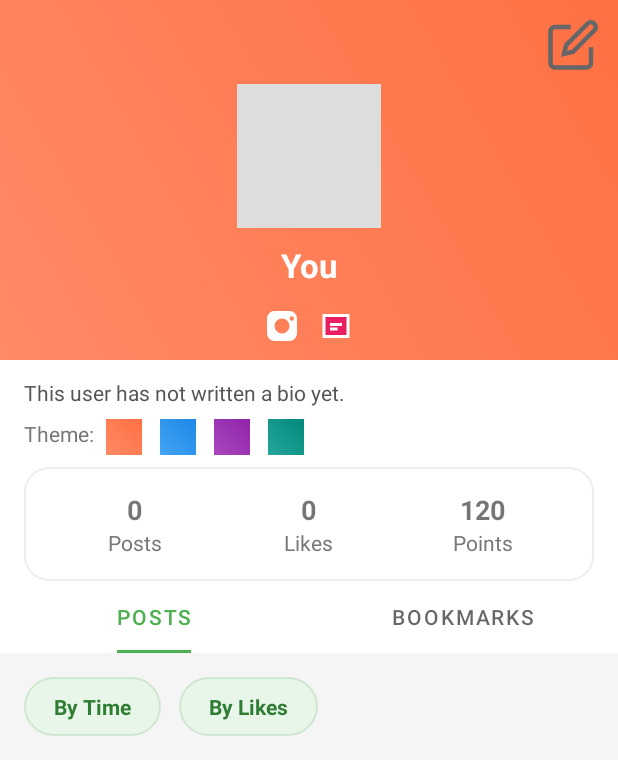
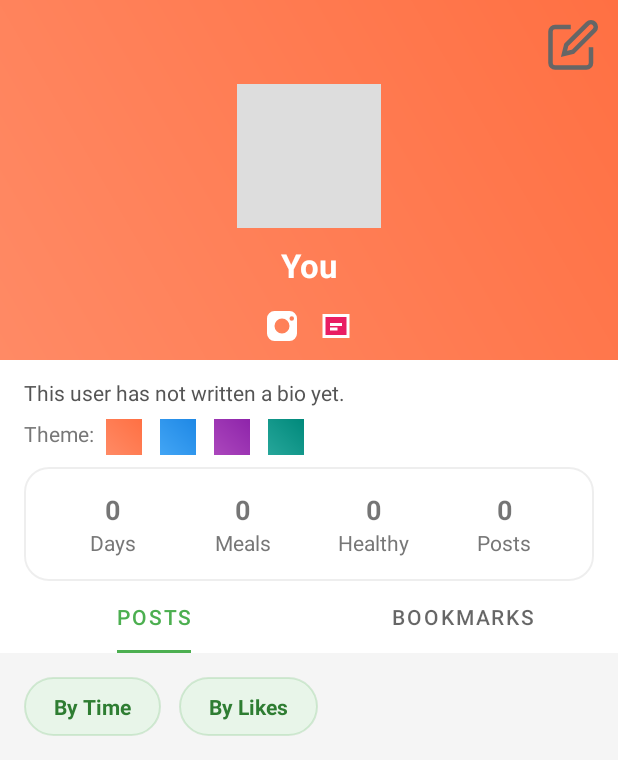
Before and after one commit to ghterlll/myRepo, an Android app: the fragment ProfileFragment shown on its own in the app's theme, on a phone screen of 412 x 824 dp. Shown: the top 775 px of the screen. Run offline under Robolectric (Android 15) with nearby library versions, the phone set to English and light mode, and no system bars; network calls fail; pictures from the network do not load; 4 statements that could not run were skipped.

Commit message:
Add some functions

```diff
--- a/Aura/app/src/main/java/com/aura/starter/MyPostsFragment.java
+++ b/Aura/app/src/main/java/com/aura/starter/MyPostsFragment.java
@@ -15,20 +15,31 @@ import androidx.recyclerview.widget.RecyclerView;
 import androidx.recyclerview.widget.StaggeredGridLayoutManager;
 import com.aura.starter.model.Post;
 import com.aura.starter.network.AuthManager;
+import com.aura.starter.network.PostRepository;
+import com.aura.starter.network.models.PageResponse;
+import com.aura.starter.network.models.PostCardResponse;
 import java.util.ArrayList;
 import java.util.Collections;
 import java.util.Comparator;
 import java.util.List;
+import android.os.Handler;
+import android.os.Looper;
 
 public class MyPostsFragment extends Fragment {
     private FeedViewModel vm;
+    private PostRepository postRepo;
     private List<Post> current = new ArrayList<>();
     private PostAdapter adapter;
     private Long currentUserId;
+    private String currentCursor = null;
+    private boolean hasMorePages = true;
+    private boolean isLoading = false;
+    private final Handler mainHandler = new Handler(Looper.getMainLooper());
 
     @Nullable @Override public View onCreateView(@NonNull LayoutInflater inf, @Nullable ViewGroup c, @Nullable Bundle s){
         View v = inf.inflate(R.layout.fragment_list_posts, c, false);
         vm = new ViewModelProvider(requireActivity()).get(FeedViewModel.class);
+        postRepo = PostRepository.getInstance();
 
         // Get current user ID from AuthManager
         AuthManager authManager = new AuthManager(requireContext());
@@ -62,27 +73,69 @@ public class MyPostsFragment extends Fragment {
         sortTime.setOnClickListener(btn -> sortByTime());
         sortLikes.setOnClickListener(btn -> sortByLikes());
 
-        // Filter posts by current user's authorId
-        vm.getDisplayedPosts().observe(getViewLifecycleOwner(), all -> {
-            List<Post> list = new ArrayList<>();
-            if (all != null && currentUserId != null) {
-                for (Post p : all) {
-                    // Parse author from "UserXXX" format and compare with currentUserId
-                    String authorIdStr = p.author.replace("User", "");
-                    try {
-                        Long authorId = Long.parseLong(authorIdStr);
-                        if (authorId.equals(currentUserId)) {
-                            list.add(p);
-                        }
-                    } catch (NumberFormatException e) {
-                        // Skip posts with invalid author format
+        // Load my posts from backend API
+        loadMyPosts();
+        return v;
+    }
+
+    private void loadMyPosts() {
+        if (isLoading) return;
+
+        isLoading = true;
+        postRepo.listMyPosts(20, currentCursor, new PostRepository.ResultCallback<PageResponse<PostCardResponse>>() {
+            @Override
+            public void onSuccess(PageResponse<PostCardResponse> response) {
+                mainHandler.post(() -> {
+                    List<Post> newPosts = convertPostCardResponseToPosts(response.getItems());
+
+                    if (currentCursor == null) {
+                        // Initial load
+                        current.clear();
+                        current.addAll(newPosts);
+                    } else {
+                        // Load more
+                        current.addAll(newPosts);
                     }
-                }
+
+                    currentCursor = response.getNextCursor();
+                    hasMorePages = response.getHasMore();
+                    isLoading = false;
+
+                    sortByTime();
+                });
             }
-            current = list;
-            sortByTime();
+
+            @Override
+            public void onError(String message) {
+                mainHandler.post(() -> {
+                    android.util.Log.e("MyPostsFragment", "Load my posts failed: " + message);
+                    isLoading = false;
+                });
+            }
         });
-        return v;
+    }
+
+    private List<Post> convertPostCardResponseToPosts(List<PostCardResponse> responses) {
+        List<Post> posts = new ArrayList<>();
+        for (PostCardResponse response : responses) {
+            Post post = new Post(
+                response.getId().toString(),
+                "User" + response.getAuthorId(),
+                response.getTitle(),
+                "",
+                "fitness,diet",
+                response.getCoverUrl()
+            );
+            post.authorNickname = response.getAuthorNickname();
+
+            try {
+                post.createdAt = Long.parseLong(response.getCreatedAt());
+            } catch (NumberFormatException e) {
+                post.createdAt = System.currentTimeMillis();
+            }
+            posts.add(post);
+        }
+        return posts;
     }
 
     private void sortByTime(){
--- a/Aura/app/src/main/java/com/aura/starter/ProfileFragment.java
+++ b/Aura/app/src/main/java/com/aura/starter/ProfileFragment.java
@@ -26,6 +26,7 @@ import com.aura.starter.model.UserProfile;
 import com.aura.starter.network.AuthManager;
 import com.aura.starter.network.UserRepository;
 import com.aura.starter.network.models.UserStatisticsResponse;
+import com.aura.starter.network.models.UserProfileResponse;
 import com.bumptech.glide.Glide;
 import com.google.android.material.tabs.TabLayout;
 import com.google.android.material.tabs.TabLayoutMediator;
@@ -55,9 +56,10 @@ public class ProfileFragment extends Fragment {
 
         TextView tvName = v.findViewById(R.id.tvName);
         TextView tvBio = v.findViewById(R.id.tvBio);
+        TextView tvDays = v.findViewById(R.id.tvStatDays);
+        TextView tvMeals = v.findViewById(R.id.tvStatMeals);
+        TextView tvHealthy = v.findViewById(R.id.tvStatHealthy);
         TextView tvPosts = v.findViewById(R.id.tvStatPosts);
-        TextView tvLikes = v.findViewById(R.id.tvStatLikes);
-        TextView tvPoints = v.findViewById(R.id.tvStatPoints);
         ImageView btnEdit = v.findViewById(R.id.btnEdit);
         ImageView btnIG = v.findViewById(R.id.btnIG);
         ImageView btnXHS = v.findViewById(R.id.btnXHS);
@@ -65,27 +67,13 @@ public class ProfileFragment extends Fragment {
         imgCover = v.findViewById(R.id.imgCover);
         header = v.findViewById(R.id.header);
 
-        tvPoints.setText(String.valueOf(vm.getPoints()));
+        // Load statistics from backend API
+        loadStatisticsFromBackend(tvDays, tvMeals, tvHealthy, tvPosts);
 
-        // Load statistics from backend API
-        loadStatisticsFromBackend(tvPosts, tvLikes);
+        // Load profile from backend API first, then observe local changes
+        loadProfileFromBackend(tvName, tvBio);
 
-        // Also update from local displayed posts (fallback)
-        vm.getDisplayedPosts().observe(getViewLifecycleOwner(), posts -> {
-            // Only update if backend hasn't loaded yet
-            if (tvPosts.getText().toString().equals("0")) {
-                int postCount = 0;
-                int likes = 0;
-                if (posts != null) {
-                    postCount = posts.size();
-                    for (Post p : posts) likes += p.likes;
-                }
-                tvPosts.setText(String.valueOf(postCount));
-                tvLikes.setText(String.valueOf(likes));
-            }
-        });
-
-        // Observe profile
+        // Observe profile for local changes
         profileRepo.profile().observe(getViewLifecycleOwner(), p -> bindProfile(p, tvName, tvBio));
 
         // Edit dialog
@@ -195,21 +183,59 @@ public class ProfileFragment extends Fragment {
     }
 
     /**
+     * Load user profile from backend API
+     */
+    private void loadProfileFromBackend(TextView tvName, TextView tvBio) {
+        userRepo.getMyProfile(new UserRepository.ResultCallback<UserProfileResponse>() {
+            @Override
+            public void onSuccess(UserProfileResponse profile) {
+                if (getActivity() != null) {
+                    getActivity().runOnUiThread(() -> {
+                        // Update local repository with backend data
+                        if (profile.getNickname() != null) {
+                            profileRepo.setName(profile.getNickname());
+                        }
+                        if (profile.getBio() != null) {
+                            profileRepo.setBio(profile.getBio());
+                        }
+                        if (profile.getAvatarUrl() != null) {
+                            profileRepo.setAvatar(profile.getAvatarUrl());
+                        }
+
+                        // UI will be updated through observer
+                    });
+                }
+            }
+
+            @Override
+            public void onError(String message) {
+                // Silently fail and use local data
+                android.util.Log.e("ProfileFragment", "Failed to load profile: " + message);
+            }
+        });
+    }
+
+    /**
      * Load user statistics from backend API
      */
-    private void loadStatisticsFromBackend(TextView tvPosts, TextView tvLikes) {
+    private void loadStatisticsFromBackend(TextView tvDays, TextView tvMeals, TextView tvHealthy, TextView tvPosts) {
         userRepo.getMyStatistics(new UserRepository.ResultCallback<UserStatisticsResponse>() {
             @Override
             public void onSuccess(UserStatisticsResponse stats) {
                 if (getActivity() != null) {
                     getActivity().runOnUiThread(() -> {
-                        // For now, use mealCount for posts and healthyDays for likes
-                        // TODO: Backend should add post_count and like_count fields
+                        // Update all four statistics
+                        if (stats.getJoinedDays() != null) {
+                            tvDays.setText(String.valueOf(stats.getJoinedDays()));
+                        }
                         if (stats.getMealCount() != null) {
-                            tvPosts.setText(String.valueOf(stats.getMealCount()));
+                            tvMeals.setText(String.valueOf(stats.getMealCount()));
                         }
                         if (stats.getHealthyDays() != null) {
-                            tvLikes.setText(String.valueOf(stats.getHealthyDays()));
+                            tvHealthy.setText(String.valueOf(stats.getHealthyDays()));
+                        }
+                        if (stats.getPostCount() != null) {
+                            tvPosts.setText(String.valueOf(stats.getPostCount()));
                         }
                     });
                 }
@@ -217,7 +243,7 @@ public class ProfileFragment extends Fragment {
 
             @Override
             public void onError(String message) {
-                // Silently fail and use local data
+                // Silently fail and keep default values
                 android.util.Log.e("ProfileFragment", "Failed to load statistics: " + message);
             }
         });
--- a/Aura/app/src/main/java/com/aura/starter/network/ApiService.java
+++ b/Aura/app/src/main/java/com/aura/starter/network/ApiService.java
@@ -197,11 +197,17 @@ public interface ApiService {
     @DELETE("api/v1/post/{postId}/like")
     Call<ApiResponse<Void>> unlikePost(@Path("postId") Long postId);
 
+    @GET("api/v1/post/{postId}/like/status")
+    Call<ApiResponse<Map<String, Boolean>>> checkLikeStatus(@Path("postId") Long postId);
+
     @POST("api/v1/post/{postId}/bookmark")
     Call<ApiResponse<Void>> bookmarkPost(@Path("postId") Long postId);
 
     @DELETE("api/v1/post/{postId}/bookmark")
     Call<ApiResponse<Void>> unbookmarkPost(@Path("postId") Long postId);
+
+    @GET("api/v1/post/{postId}/bookmark/status")
+    Call<ApiResponse<Map<String, Boolean>>> checkBookmarkStatus(@Path("postId") Long postId);
 
     // ==================== comments ====================
 
@@ -215,6 +221,15 @@ public interface ApiService {
             @Query("cursor") String cursor,
             @Query("previewSize") Integer previewSize
     );
+
+    @POST("api/v1/post/comments/{commentId}/like")
+    Call<ApiResponse<Void>> likeComment(@Path("commentId") Long commentId);
+
+    @DELETE("api/v1/post/comments/{commentId}/like")
+    Call<ApiResponse<Void>> unlikeComment(@Path("commentId") Long commentId);
+
+    @GET("api/v1/post/comments/{commentId}/like/status")
+    Call<ApiResponse<Map<String, Boolean>>> checkCommentLikeStatus(@Path("commentId") Long commentId);
 
     @DELETE("api/v1/post/comments/{commentId}")
     Call<ApiResponse<Void>> deleteComment(@Path("commentId") Long commentId);
@@ -236,6 +251,18 @@ public interface ApiService {
             @Query("cursor") String cursor
     );
 
+    @GET("api/v1/post/me")
+    Call<ApiResponse<PageResponse<PostCardResponse>>> listMyPosts(
+            @Query("limit") Integer limit,
+            @Query("cursor") String cursor
+    );
+
+    @GET("api/v1/post/bookmarks")
+    Call<ApiResponse<PageResponse<PostCardResponse>>> listBookmarkedPosts(
+            @Query("limit") Integer limit,
+            @Query("cursor") String cursor
+    );
+
     @GET("api/v1/tag")
     Call<ApiResponse<PageResponse<TagResponse>>> searchTags(
             @Query("q") String query,
--- a/Aura/app/src/main/res/layout/fragment_profile.xml
+++ b/Aura/app/src/main/res/layout/fragment_profile.xml
@@ -150,8 +150,74 @@
                 android:background="@drawable/profile_stat_card"
                 android:padding="16dp"
                 android:orientation="horizontal"
-                android:weightSum="3"
+                android:weightSum="4"
                 android:elevation="4dp">
+
+                <LinearLayout
+                    android:layout_width="0dp"
+                    android:layout_height="wrap_content"
+                    android:layout_weight="1"
+                    android:orientation="vertical"
+                    android:gravity="center">
+
+                    <TextView
+                        android:id="@+id/tvStatDays"
+                        android:layout_width="wrap_content"
+                        android:layout_height="wrap_content"
+                        android:text="0"
+                        android:textStyle="bold"
+                        android:textSize="18sp"/>
+
+                    <TextView
+                        android:layout_width="wrap_content"
+                        android:layout_height="wrap_content"
+                        android:text="Days"
+                        android:textColor="#777777"/>
+                </LinearLayout>
+
+                <LinearLayout
+                    android:layout_width="0dp"
+                    android:layout_height="wrap_content"
+                    android:layout_weight="1"
+                    android:orientation="vertical"
+                    android:gravity="center">
+
+                    <TextView
+                        android:id="@+id/tvStatMeals"
+                        android:layout_width="wrap_content"
+                        android:layout_height="wrap_content"
+                        android:text="0"
+                        android:textStyle="bold"
+                        android:textSize="18sp"/>
+
+                    <TextView
+                        android:layout_width="wrap_content"
+                        android:layout_height="wrap_content"
+                        android:text="Meals"
+                        android:textColor="#777777"/>
+                </LinearLayout>
+
+                <LinearLayout
+                    android:layout_width="0dp"
+                    android:layout_height="wrap_content"
+                    android:layout_weight="1"
+                    android:orientation="vertical"
+                    android:gravity="center">
+
+                    <TextView
+                        android:id="@+id/tvStatHealthy"
+                        android:layout_width="wrap_content"
+                        android:layout_height="wrap_content"
+                        android:text="0"
+                        android:textStyle="bold"
+                        android:textSize="18sp"/>
+
+                    <TextView
+                        android:layout_width="wrap_content"
+                        android:layout_height="wrap_content"
+                        android:text="Healthy"
+                        android:textColor="#777777"/>
+                </LinearLayout>
 
                 <LinearLayout
                     android:layout_width="0dp"
@@ -174,50 +240,6 @@
                         android:text="Posts"
                         android:textColor="#777777"/>
                 </LinearLayout>
-
-                <LinearLayout
-                    android:layout_width="0dp"
-                    android:layout_height="wrap_content"
-                    android:layout_weight="1"
-                    android:orientation="vertical"
-                    android:gravity="center">
-
-                    <TextView
-                        android:id="@+id/tvStatLikes"
-                        android:layout_width="wrap_content"
-                        android:layout_height="wrap_content"
-                        android:text="0"
-                        android:textStyle="bold"
-                        android:textSize="18sp"/>
-
-                    <TextView
-                        android:layout_width="wrap_content"
-                        android:layout_height="wrap_content"
-                        android:text="Likes"
-                        android:textColor="#777777"/>
-                </LinearLayout>
-
-                <LinearLayout
-                    android:layout_width="0dp"
-                    android:layout_height="wrap_content"
-                    android:layout_weight="1"
-                    android:orientation="vertical"
-                    android:gravity="center">
-
-                    <TextView
-                        android:id="@+id/tvStatPoints"
-                        android:layout_width="wrap_content"
-                        android:layout_height="wrap_content"
-                        android:text="0"
-                        android:textStyle="bold"
-                        android:textSize="18sp"/>
-
-                    <TextView
-                        android:layout_width="wrap_content"
-                        android:layout_height="wrap_content"
-                        android:text="Points"
-                        android:textColor="#777777"/>
-                </LinearLayout>
             </LinearLayout>
         </LinearLayout>
 
```
Also changed, not shown: Aura/app/src/main/java/com/aura/starter/BookmarksFragment.java (+77 -27 lines), Aura/app/src/main/java/com/aura/starter/CommentsAdapterNew.java (+53 -1 lines), Aura/app/src/main/java/com/aura/starter/network/PostRepository.java (+136 -0 lines), Aura/app/src/main/java/com/aura/starter/network/models/UserStatisticsResponse.java (+11 -1 lines), Aura/app/src/main/java/com/aura/starter/util/PostInteractionManager.java (+57 -0 lines), 1 other file.
